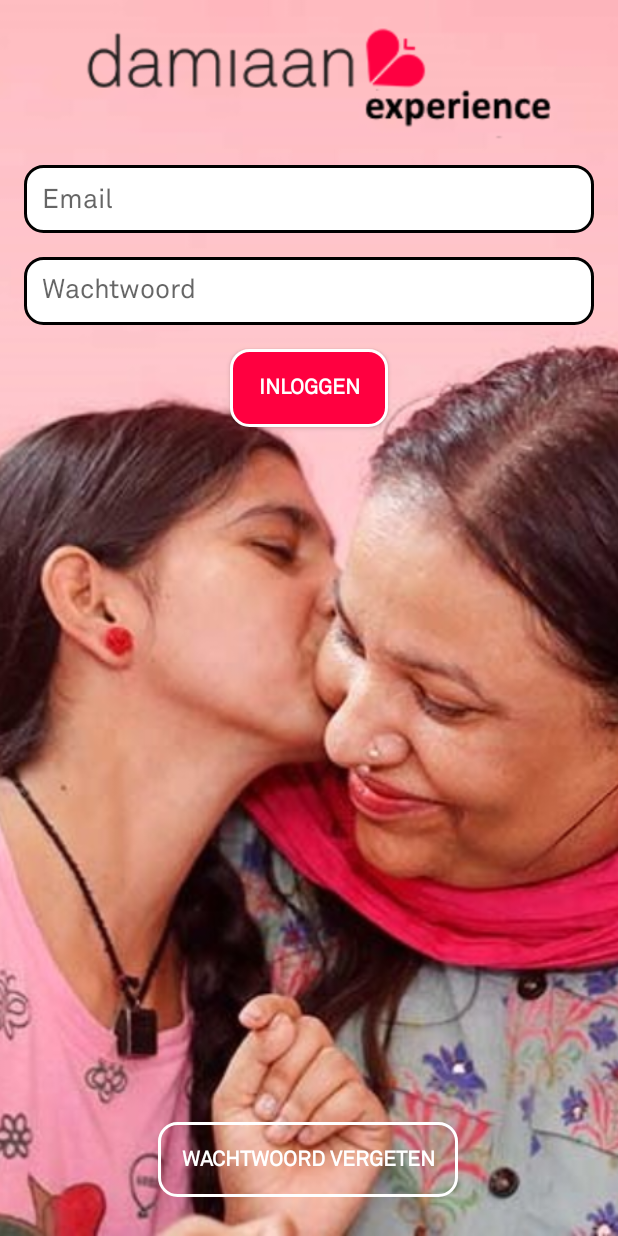
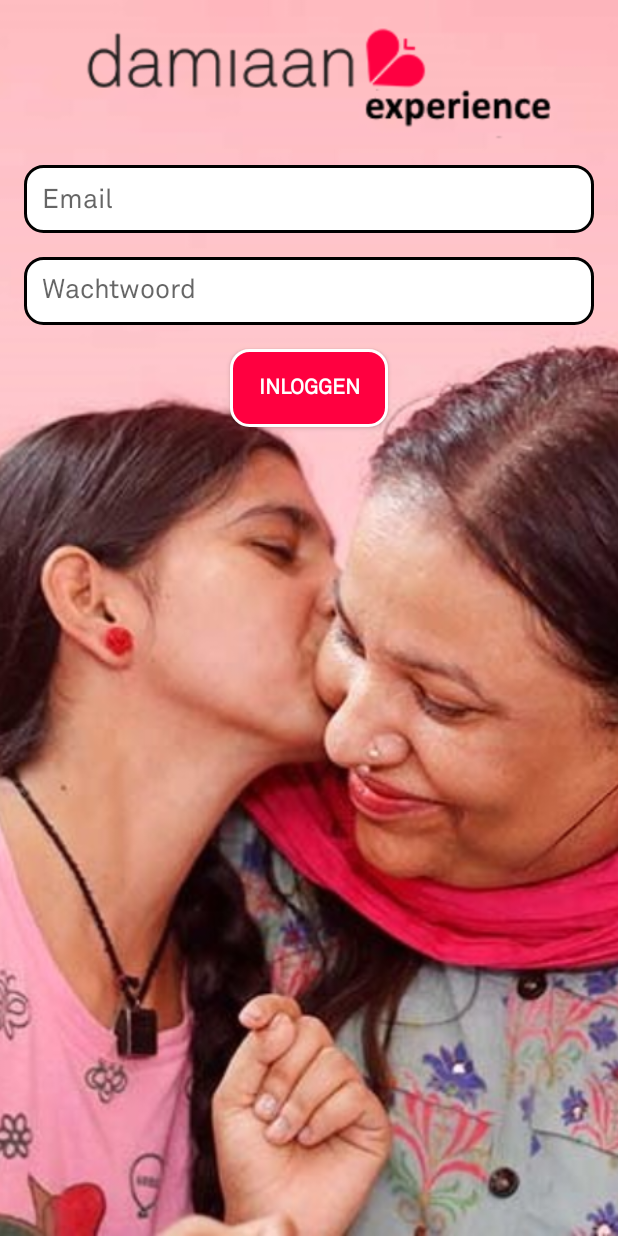
Before and after one commit to DanteDeRuwe/DamienExperience-Android, an Android app: the screen it shows after launch (MainActivity), on a phone screen of 412 x 824 dp. Run offline under Robolectric (Android 15) with nearby library versions, the phone set to English and light mode, and no system bars; our stand-ins replace data binding; libraries missing offline, so code that uses them is left out: com.google.zxing.integration, com.jakewharton.retrofit2; 5 statements that could not run were skipped.

Commit message:
Remove forgot password button

```diff
--- a/app/src/main/res/layout/fragment_login.xml
+++ b/app/src/main/res/layout/fragment_login.xml
@@ -21,12 +21,13 @@ Author: Ruben Naudts
         >
 
         <ImageView
+            android:id="@+id/imageView"
             android:layout_width="match_parent"
+
             android:layout_height="match_parent"
-
+            android:contentDescription="@string/login_background_description"
             android:scaleType="centerCrop"
-            android:src="@drawable/login_background"
-            android:contentDescription="@string/login_background_description" />
+            android:src="@drawable/login_background" />
 
         <ImageView
             android:id="@+id/damiaan_logo_login"
@@ -115,23 +116,5 @@ Author: Ruben Naudts
             app:layout_constraintStart_toStartOf="parent"
             app:layout_constraintTop_toBottomOf="@+id/password_input" />
 
-        <Button
-            android:id="@+id/lost_password_button"
-            android:layout_width="200dp"
-            android:layout_height="50dp"
-            android:layout_marginBottom="16dp"
-            android:background="@drawable/transparent_button_shape"
-            android:fontFamily="@font/akkuratpro"
-            android:onClick="@{() -> loginViewModel.forgotPassword()}"
-            android:text="@string/lost_password"
-            android:textColor="@color/white"
-            android:textStyle="bold"
-            app:layout_constraintBottom_toBottomOf="parent"
-            app:layout_constraintEnd_toEndOf="parent"
-            app:layout_constraintHorizontal_bias="0.497"
-            app:layout_constraintStart_toStartOf="parent"
-            app:layout_constraintTop_toBottomOf="@+id/login_errorfield"
-            app:layout_constraintVertical_bias="0.956" />
-
     </androidx.constraintlayout.widget.ConstraintLayout>
 </layout>
```
